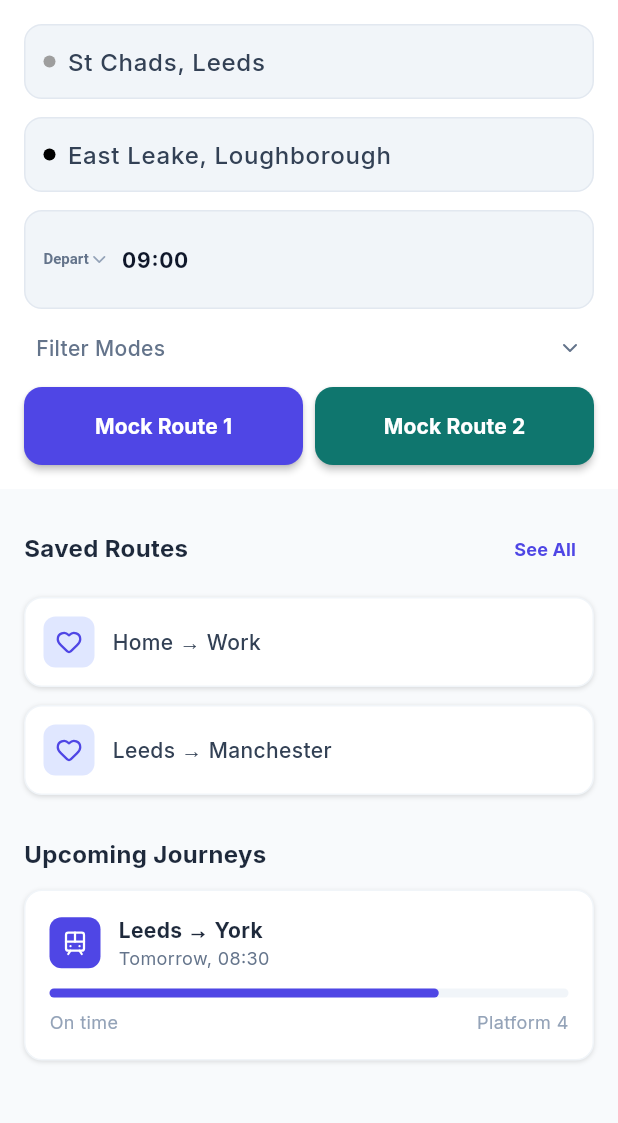
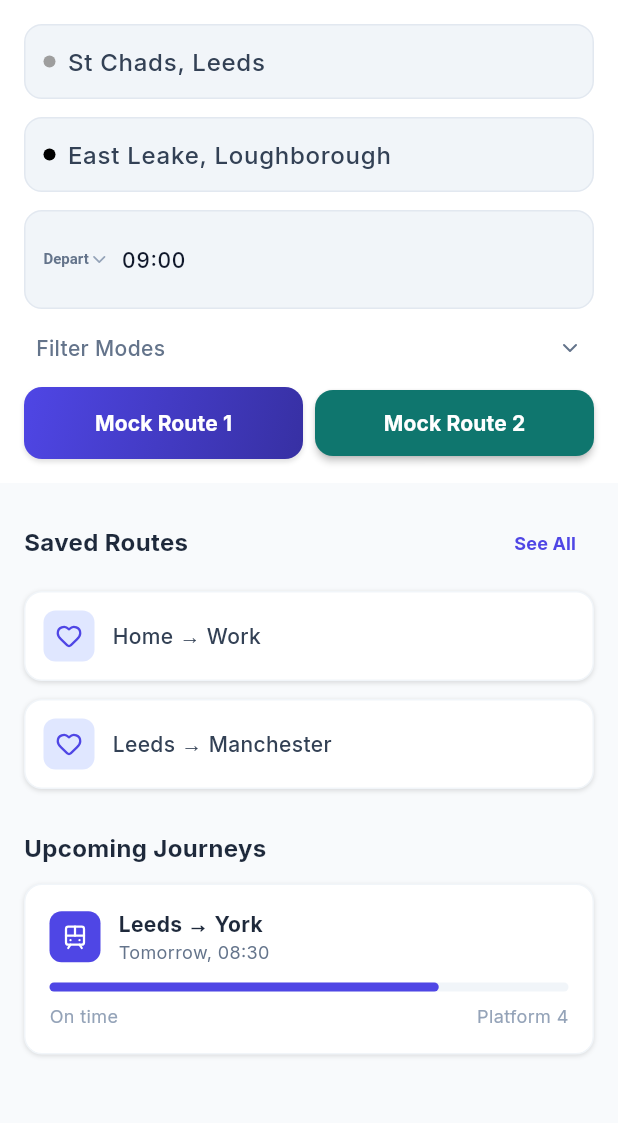
Before and after one commit to isaacw123434/Apptest, a Flutter app: the screen it shows after launch, on a phone screen of 412 x 824 dp, the part 102-1225 px from its top. Run offline on Flutter 3.47's test engine with Material 3 defaults, Android fonts, the phone set to English and light mode, and no system bars; our stand-ins replace flutter_map, google_fonts, latlong2, lucide_icons.

Commit message:
Update design system: Primary Button gradient, Input Text weight, Button padding
Co-authored-by: isaacw123434 <188620241+isaacw123434@users.noreply.github.com>

```diff
--- a/client/lib/widgets/home/quick_route_buttons.dart
+++ b/client/lib/widgets/home/quick_route_buttons.dart
@@ -16,20 +16,37 @@ class QuickRouteButtons extends StatelessWidget {
     return Row(
       children: [
         Expanded(
+          child: Container(
+            decoration: BoxDecoration(
+              gradient: LinearGradient(
+                colors: [AppColors.brand, AppColors.brandDark],
+                begin: Alignment.topLeft,
+                end: Alignment.bottomRight,
+              ),
+              borderRadius: BorderRadius.circular(12),
+              boxShadow: const [
+                BoxShadow(
+                  color: Colors.black12,
+                  blurRadius: 2,
+                  offset: Offset(0, 2),
+                ),
+              ],
+            ),
             child: ElevatedButton(
               onPressed: onMockRoute1,
               style: ElevatedButton.styleFrom(
-              backgroundColor: AppColors.brand,
+                backgroundColor: Colors.transparent,
+                shadowColor: Colors.transparent,
                 foregroundColor: Colors.white,
-              padding: const EdgeInsets.symmetric(vertical: 16),
+                padding: const EdgeInsets.symmetric(vertical: 12),
                 shape: RoundedRectangleBorder(
                   borderRadius: BorderRadius.circular(12),
                 ),
-              elevation: 2,
               ),
               child: const Text(
                 'Mock Route 1',
                 style: TextStyle(fontWeight: FontWeight.bold),
+              ),
             ),
           ),
         ),
@@ -40,7 +57,7 @@ class QuickRouteButtons extends StatelessWidget {
             style: ElevatedButton.styleFrom(
               backgroundColor: AppColors.secondary,
               foregroundColor: Colors.white,
-              padding: const EdgeInsets.symmetric(vertical: 16),
+              padding: const EdgeInsets.symmetric(vertical: 12),
               shape: RoundedRectangleBorder(
                 borderRadius: BorderRadius.circular(12),
               ),
--- a/client/lib/widgets/search_form.dart
+++ b/client/lib/widgets/search_form.dart
@@ -116,7 +116,7 @@ class SearchForm extends StatelessWidget {
               readOnly: true,
               style: TextStyle(
                 fontSize: 14,
-                fontWeight: FontWeight.bold,
+                fontWeight: FontWeight.w500,
                 color: AppColors.slate900,
               ),
               decoration: const InputDecoration(
```
Also changed, not shown: 2 other files. Lines whose indentation alone changed are shown as unchanged.
